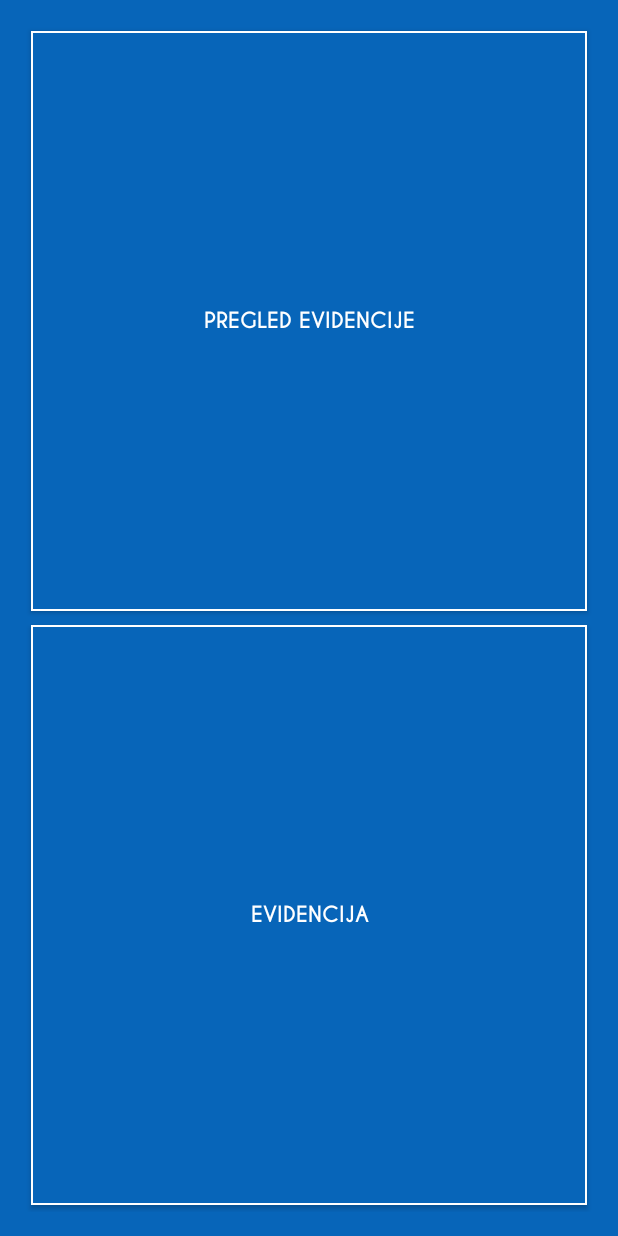
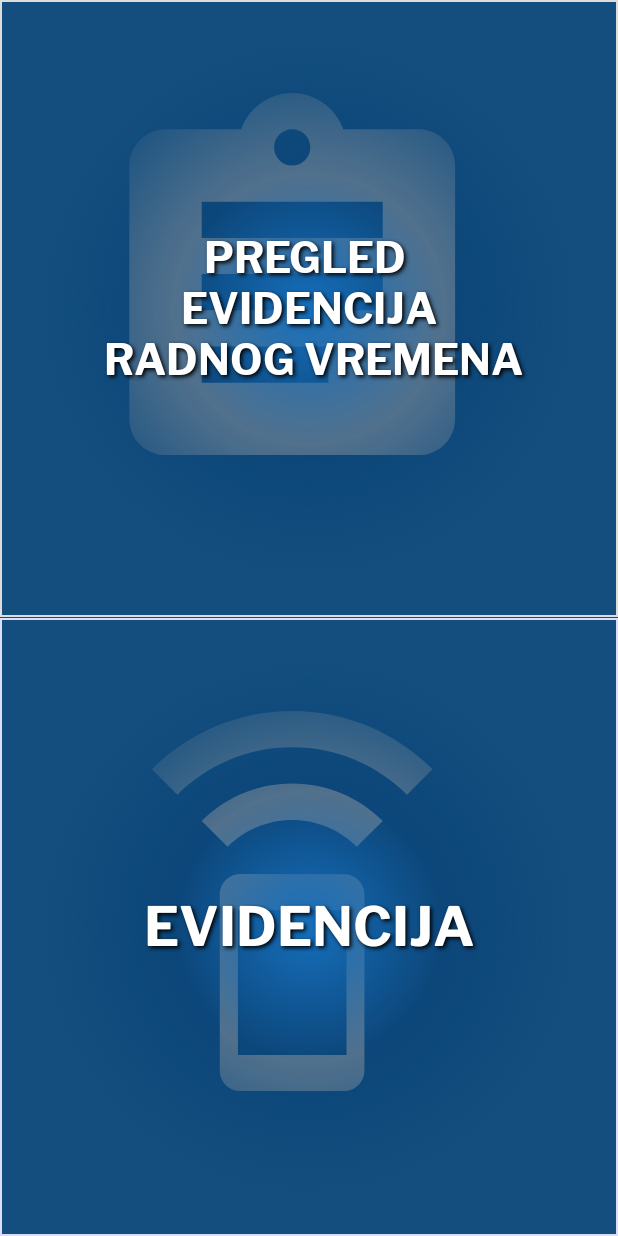
Before and after one commit to unipu-ict/recent-android, an Android app: the StartScreenActivity screen opened directly, with no data from a screen before it, on a phone screen of 412 x 824 dp. Run offline under Robolectric (Android 15) with nearby library versions, the phone set to English and light mode, and no system bars; our stand-ins replace ButterKnife.

Commit message:
poboljšanje dizajna login i start screena

```diff
--- a/app/src/main/java/iip/hr/recent/view/LoginActivity.java
+++ b/app/src/main/java/iip/hr/recent/view/LoginActivity.java
@@ -48,12 +48,14 @@ public class LoginActivity extends AppCompatActivity {
         ButterKnife.bind(this);
 
         Typeface jaapokki = Typeface.createFromAsset(getAssets(), "fonts/jaapokki.ttf");
-        Typeface caviarDreams = Typeface.createFromAsset(getAssets(), "fonts/caviar_dreams.ttf");
+        Typeface libreFranklin = Typeface.createFromAsset(getAssets(), "fonts/LibreFranklin-Regular.ttf");
+        Typeface libreFranklinBold = Typeface.createFromAsset(getAssets(), "fonts/LibreFranklin-Bold.ttf");
+        // Neuton-Regular je dobar za običan tekst!!
         logo.setTypeface(jaapokki);
-        username.setTypeface(caviarDreams);
-        password.setTypeface(caviarDreams);
-        login.setTypeface(caviarDreams);
-        error.setTypeface(caviarDreams);
+        username.setTypeface(libreFranklin);
+        password.setTypeface(libreFranklin);
+        login.setTypeface(libreFranklinBold);
+        error.setTypeface(libreFranklin);
 
     }
 
--- a/app/src/main/java/iip/hr/recent/view/StartScreenActivity.java
+++ b/app/src/main/java/iip/hr/recent/view/StartScreenActivity.java
@@ -29,9 +29,9 @@ public class StartScreenActivity extends AppCompatActivity {
         setContentView(R.layout.activity_start_screen);
         ButterKnife.bind(this);
 
-        Typeface caviarDreams = Typeface.createFromAsset(getAssets(), "fonts/caviar_dreams.ttf");
-        dashboard.setTypeface(caviarDreams);
-        nfc.setTypeface(caviarDreams);
+        Typeface libreFranklin = Typeface.createFromAsset(getAssets(), "fonts/LibreFranklin-Bold.ttf");
+        dashboard.setTypeface(libreFranklin);
+        nfc.setTypeface(libreFranklin);
 
         user = (User) getIntent().getSerializableExtra(IntentFactory.USER);
     }
--- /dev/null
+++ b/app/src/main/res/drawable/background_color.xml
@@ -0,0 +1,12 @@
+<?xml version="1.0" encoding="utf-8"?>
+<shape xmlns:android="http://schemas.android.com/apk/res/android" android:shape="rectangle" >
+
+    <gradient
+        android:type="linear"
+        android:centerX="69%"
+        android:startColor="#FF054175"
+        android:centerColor="#FF065396"
+        android:endColor="#FF1193AD"
+        android:angle="270"/>
+
+</shape>
--- /dev/null
+++ b/app/src/main/res/drawable/background_startscreen_button.xml
@@ -0,0 +1,11 @@
+<?xml version="1.0" encoding="utf-8"?>
+<shape xmlns:android="http://schemas.android.com/apk/res/android" android:shape="rectangle" >
+    <gradient
+        android:type="radial"
+        android:centerX="50%"
+        android:centerY="50%"
+        android:startColor="#166fbc"
+        android:centerColor="#b70e3a61"
+        android:endColor="#134e7e"
+        android:gradientRadius="270"/>
+</shape>
--- /dev/null
+++ b/app/src/main/res/drawable/button_nfc_evidencija.xml
@@ -0,0 +1,23 @@
+<?xml version="1.0" encoding="utf-8"?>
+<layer-list xmlns:android="http://schemas.android.com/apk/res/android" >
+    <item
+        android:drawable="@drawable/ic_speaker_phone_black_24dp"
+        android:left="50sp"
+        android:top="50sp"
+        />
+
+    <item
+        android:drawable="@drawable/background_startscreen_button"
+        />
+
+    <item>
+        <shape android:shape="rectangle">
+            <stroke
+                android:width="1dp"
+                android:color="@color/startscreen_button_border"/>
+
+        </shape>
+    </item>
+
+
+</layer-list>
--- /dev/null
+++ b/app/src/main/res/drawable/button_pregled.xml
@@ -0,0 +1,23 @@
+<?xml version="1.0" encoding="utf-8"?>
+<layer-list xmlns:android="http://schemas.android.com/apk/res/android" >
+<item
+    android:drawable="@drawable/ic_assignment_black_24dp"
+    android:left="50sp"
+    android:top="50sp"
+    />
+
+    <item
+        android:drawable="@drawable/background_startscreen_button"
+        />
+
+    <item android:bottom="1dp">
+        <shape
+            android:shape="rectangle">
+            <stroke android:width="1dp" android:color="#FFDDDDDD" />
+            <solid android:color="#00000000" />
+        </shape>
+    </item>
+
+
+
+</layer-list>
--- /dev/null
+++ b/app/src/main/res/drawable/ic_assignment_black_24dp.xml
@@ -0,0 +1,9 @@
+<vector xmlns:android="http://schemas.android.com/apk/res/android"
+    android:width="500dp"
+    android:height="500dp"
+    android:viewportWidth="30.0"
+    android:viewportHeight="30.0">
+    <path
+        android:fillColor="#FFFDFDFD"
+        android:pathData="M19,3h-4.18C14.4,1.84 13.3,1 12,1c-1.3,0 -2.4,0.84 -2.82,2L5,3c-1.1,0 -2,0.9 -2,2v14c0,1.1 0.9,2 2,2h14c1.1,0 2,-0.9 2,-2L21,5c0,-1.1 -0.9,-2 -2,-2zM12,3c0.55,0 1,0.45 1,1s-0.45,1 -1,1 -1,-0.45 -1,-1 0.45,-1 1,-1zM14,17L7,17v-2h7v2zM17,13L7,13v-2h10v2zM17,9L7,9L7,7h10v2z"/>
+</vector>
--- /dev/null
+++ b/app/src/main/res/drawable/ic_speaker_phone_black_24dp.xml
@@ -0,0 +1,9 @@
+<vector xmlns:android="http://schemas.android.com/apk/res/android"
+    android:width="500dp"
+    android:height="500dp"
+    android:viewportWidth="30.0"
+    android:viewportHeight="30.0">
+    <path
+        android:fillColor="#FFFDFDFD"
+        android:pathData="M7,7.07L8.43,8.5c0.91,-0.91 2.18,-1.48 3.57,-1.48s2.66,0.57 3.57,1.48L17,7.07C15.72,5.79 13.95,5 12,5s-3.72,0.79 -5,2.07zM12,1C8.98,1 6.24,2.23 4.25,4.21l1.41,1.41C7.28,4 9.53,3 12,3s4.72,1 6.34,2.62l1.41,-1.41C17.76,2.23 15.02,1 12,1zM14.86,10.01L9.14,10C8.51,10 8,10.51 8,11.14v9.71c0,0.63 0.51,1.14 1.14,1.14h5.71c0.63,0 1.14,-0.51 1.14,-1.14v-9.71c0.01,-0.63 -0.5,-1.13 -1.13,-1.13zM15,20L9,20v-8h6v8z"/>
+</vector>
--- a/app/src/main/res/layout/activity_login.xml
+++ b/app/src/main/res/layout/activity_login.xml
@@ -3,7 +3,7 @@
     xmlns:tools="http://schemas.android.com/tools"
     android:layout_width="match_parent"
     android:layout_height="match_parent"
-    android:background="#0765B9"
+    android:background="@drawable/background_color"
     android:padding="@dimen/activity_padding"
     tools:context=".view.LoginActivity">
 
@@ -46,14 +46,16 @@
 
     <Button
         android:id="@+id/b_login"
-        android:layout_width="match_parent"
         android:layout_height="wrap_content"
         android:text="@string/b_login"
         android:textColor="@color/white"
         android:layout_centerVertical="true"
         android:background="@drawable/login_button"
         android:layout_alignLeft="@+id/et_username"
-        android:layout_alignRight="@+id/et_username" />
+        android:layout_alignRight="@+id/et_username"
+        android:layout_width="wrap_content"
+        android:textSize="18sp"
+        android:textStyle="normal|bold" />
 
     <TextView
         android:id="@+id/tv_error"
--- a/app/src/main/res/layout/activity_start_screen.xml
+++ b/app/src/main/res/layout/activity_start_screen.xml
@@ -5,7 +5,6 @@
     android:orientation="vertical"
     android:layout_width="match_parent"
     android:layout_height="match_parent"
-    android:padding="@dimen/activity_padding"
     android:background="#0765B9"
     tools:context="iip.hr.recent.view.StartScreenActivity">
 
@@ -14,17 +13,33 @@
         android:layout_width="match_parent"
         android:layout_height="match_parent"
         android:layout_weight="0.5"
-        android:background="@drawable/login_button"
+        android:background="@drawable/button_pregled"
         android:textColor="@color/white"
-        android:text="Pregled evidencije" />
+        android:textSize="28sp"
+        android:text="@string/pregled_evidencije"
+        android:textStyle="bold"
+        android:textAlignment="center"
+        android:layout_gravity="center_horizontal"
+        android:shadowColor="#000"
+        android:shadowDx="2"
+        android:shadowDy="2"
+        android:shadowRadius="3"/>
 
     <Button
         android:id="@+id/nfc"
         android:layout_width="match_parent"
         android:layout_height="match_parent"
-        android:background="@drawable/login_button"
+        android:layout_weight="0.5"
+        android:background="@drawable/button_nfc_evidencija"
         android:textColor="@color/white"
-        android:layout_weight="0.5"
-        android:text="Evidencija" />
+        android:textSize="36sp"
+        android:text="@string/nfc_evidencija"
+        android:textStyle="bold"
+        android:textAlignment="center"
+        android:layout_gravity="center_horizontal"
+        android:shadowColor="#000"
+        android:shadowDx="2"
+        android:shadowDy="2"
+        android:shadowRadius="3"/>
 
 </LinearLayout>
--- a/app/src/main/res/values/colors.xml
+++ b/app/src/main/res/values/colors.xml
@@ -13,6 +13,7 @@
     <color name="pink">#BC1142</color>
     <color name="blue">#004A66</color>
     <color name="light_gray">#E1E1E1</color>
+    <color name="startscreen_button_border">#DDF</color>
 
     <!-- activity_login.xml -->
     <color name="login_background">#004A66</color>
--- a/app/src/main/res/values/strings.xml
+++ b/app/src/main/res/values/strings.xml
@@ -7,6 +7,8 @@
     <string name="et_password_hint">Lozinka</string>
     <string name="b_login">Prijava</string>
     <string name="tv_error">Greška, neuspješna prijava.</string>
+    <string name="pregled_evidencije">Pregled \n evidencija \n radnog vremena</string>
+    <string name="nfc_evidencija">Evidencija</string>
 
     <!-- activity_dashboard.xml -->
     <string name="s_month_prompt">Odaberite mjesec</string>
```
Also changed, not shown: app/src/main/assets/fonts/LibreFranklin-Bold.ttf (added), app/src/main/assets/fonts/LibreFranklin-Regular.ttf (added), app/src/main/assets/fonts/Neuton-Regular.ttf (added).
